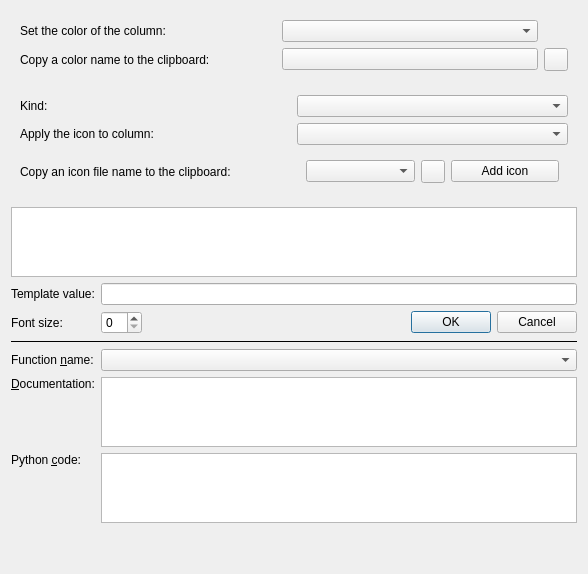
First picture: the form in src/calibre/gui2/dialogs/template_dialog.ui, repository debian-calibre/calibre, before the edit.
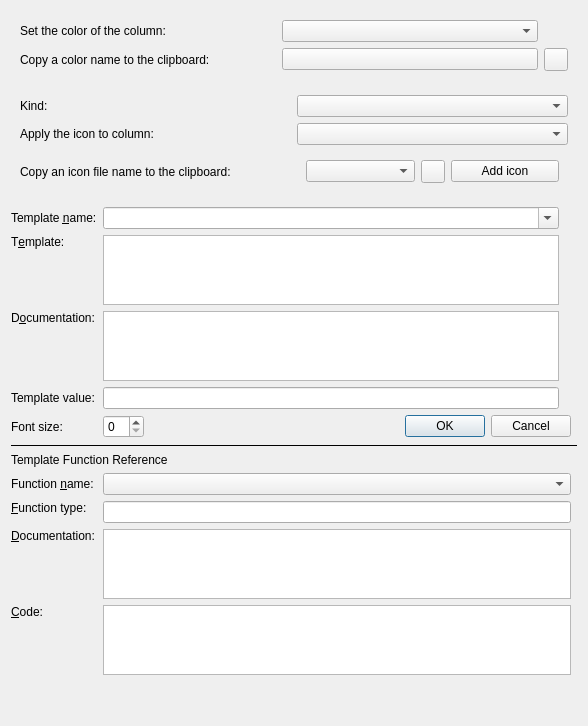
Second picture: the form after the edit. Icons and pictures are not drawn. Custom widgets are drawn as their Qt base class.

Patch:
```diff
--- a/src/calibre/gui2/dialogs/template_dialog.ui
+++ b/src/calibre/gui2/dialogs/template_dialog.ui
@@ -141,11 +141,68 @@
      </layout>
     </widget>
    </item>
-   <item>
-    <widget class="QPlainTextEdit" name="textbox"/>
-   </item>
    <item>
     <layout class="QGridLayout" name="gridLayout">
+     <item row="0" column="0">
+      <widget class="QLabel" name="template_name_label">
+       <property name="text">
+        <string>Template &amp;name:</string>
+       </property>
+       <property name="buddy">
+        <cstring>template_name</cstring>
+       </property>
+      </widget>
+     </item>
+     <item row="0" column="1">
+      <widget class="QComboBox" name="template_name">
+       <property name="editable">
+        <bool>true</bool>
+       </property>
+       <property name="toolTip">
+        <string>The name of the callable template</string>
+       </property>
+      </widget>
+     </item>
+     <item row="1" column="0">
+      <widget class="QLabel">
+       <property name="text">
+        <string>T&amp;emplate:</string>
+       </property>
+       <property name="buddy">
+        <cstring>textbox</cstring>
+       </property>
+       <property name="alignment">
+        <set>Qt::AlignLeading|Qt::AlignLeft|Qt::AlignTop</set>
+       </property>
+      </widget>
+     </item>
+     <item row="1" column="1">
+      <widget class="QPlainTextEdit" name="textbox">
+       <property name="toolTip">
+        <string>The template program text</string>
+       </property>
+      </widget>
+     </item>
+     <item row="3" column="0">
+      <widget class="QLabel" name="new_doc_label">
+       <property name="text">
+        <string>D&amp;ocumentation:</string>
+       </property>
+       <property name="buddy">
+        <cstring>new_doc</cstring>
+       </property>
+       <property name="alignment">
+        <set>Qt::AlignLeading|Qt::AlignLeft|Qt::AlignTop</set>
+       </property>
+      </widget>
+     </item>
+     <item row="3" column="1">
+      <widget class="QTextEdit" name="new_doc">
+       <property name="toolTip">
+        <string>Documentation for the function being defined or edited</string>
+       </property>
+      </widget>
+     </item>
      <item row="5" column="0">
       <widget class="QLabel">
        <property name="text">
@@ -173,7 +230,7 @@
        </property>
       </widget>
      </item>
-     <item row="6" column="1">
+     <item row="6" column="1" colspan="3">
       <layout class="QGridLayout" name="gridLayout">
        <item row="1" column="0">
         <widget class="QSpinBox" name="font_size_box"/>
@@ -203,14 +260,24 @@
        </item>
       </layout>
      </item>
-     <item row="7" column="0" colspan="2">
+     <item row="7" column="0" colspan="5">
       <widget class="QFrame">
        <property name="frameShape">
         <enum>QFrame::HLine</enum>
        </property>
       </widget>
      </item>
-     <item row="8" column="0">
+     <item row="8" column="0" colspan="2">
+      <widget class="QLabel" name="label">
+       <property name="text">
+        <string>Template Function Reference</string>
+       </property>
+       <property name="buddy">
+        <cstring>function</cstring>
+       </property>
+      </widget>
+     </item>
+     <item row="9" column="0">
       <widget class="QLabel" name="label">
        <property name="text">
         <string>Function &amp;name:</string>
@@ -220,10 +287,30 @@
        </property>
       </widget>
      </item>
-     <item row="8" column="1">
+     <item row="9" column="1" colspan="3">
       <widget class="QComboBox" name="function"/>
      </item>
-     <item row="9" column="0">
+     <item row="10" column="0">
+      <widget class="QLabel" name="label_22">
+       <property name="text">
+        <string>&amp;Function type:</string>
+       </property>
+       <property name="alignment">
+        <set>Qt::AlignLeading|Qt::AlignLeft|Qt::AlignTop</set>
+       </property>
+       <property name="buddy">
+        <cstring>func_type</cstring>
+       </property>
+      </widget>
+     </item>
+     <item row="10" column="1" colspan="3">
+      <widget class="QLineEdit" name="func_type">
+       <property name="readOnly">
+        <bool>true</bool>
+       </property>
+      </widget>
+     </item>
+     <item row="11" column="0">
       <widget class="QLabel" name="label_2">
        <property name="text">
         <string>&amp;Documentation:</string>
@@ -236,10 +323,10 @@
        </property>
       </widget>
      </item>
-     <item row="10" column="0">
+     <item row="12" column="0">
       <widget class="QLabel" name="label_3">
        <property name="text">
-        <string>Python &amp;code:</string>
+        <string>&amp;Code:</string>
        </property>
        <property name="alignment">
         <set>Qt::AlignLeading|Qt::AlignLeft|Qt::AlignTop</set>
@@ -249,7 +336,7 @@
        </property>
       </widget>
      </item>
-     <item row="9" column="1">
+     <item row="11" column="1" colspan="3">
       <widget class="QPlainTextEdit" name="documentation">
        <property name="maximumSize">
         <size>
@@ -259,17 +346,17 @@
        </property>
       </widget>
      </item>
-     <item row="10" column="1">
+     <item row="12" column="1" colspan="3">
       <widget class="QPlainTextEdit" name="source_code"/>
      </item>
-     <item row="11" column="1">
+     <item row="13" column="1">
       <widget class="QLabel" name="template_tutorial">
        <property name="openExternalLinks">
         <bool>true</bool>
        </property>
       </widget>
      </item>
-     <item row="12" column="1">
+     <item row="14" column="1">
       <widget class="QLabel" name="template_func_reference">
        <property name="openExternalLinks">
         <bool>true</bool>
```
